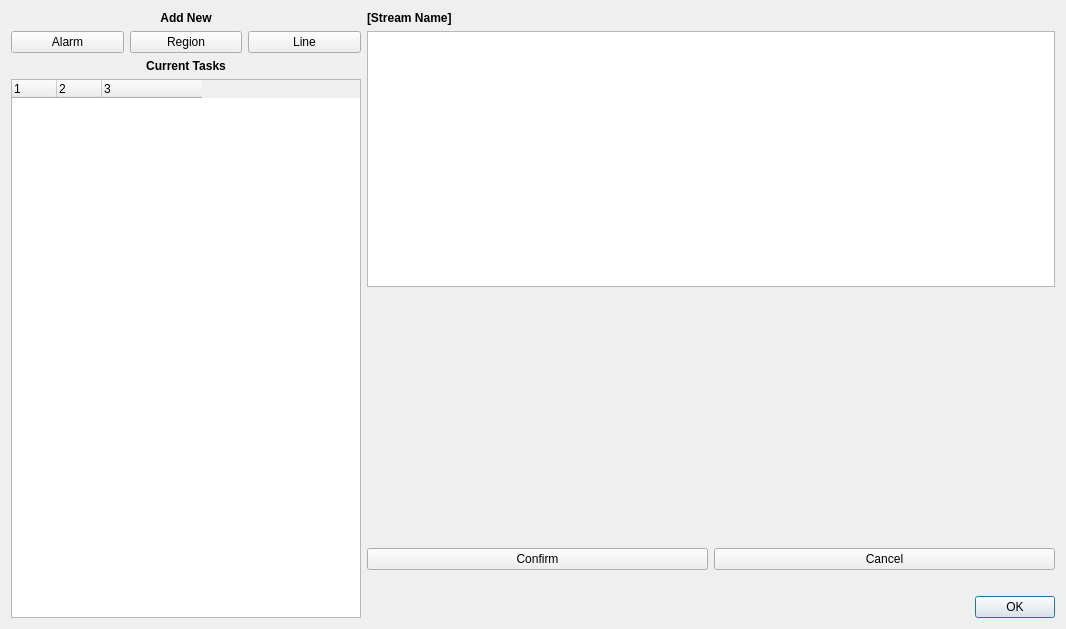
Before: the Qt Designer form brainframe_qt/ui/dialogs/task_configuration/task_configuration.ui in aotuai/brainframe-qt, drawn with Qt 5.
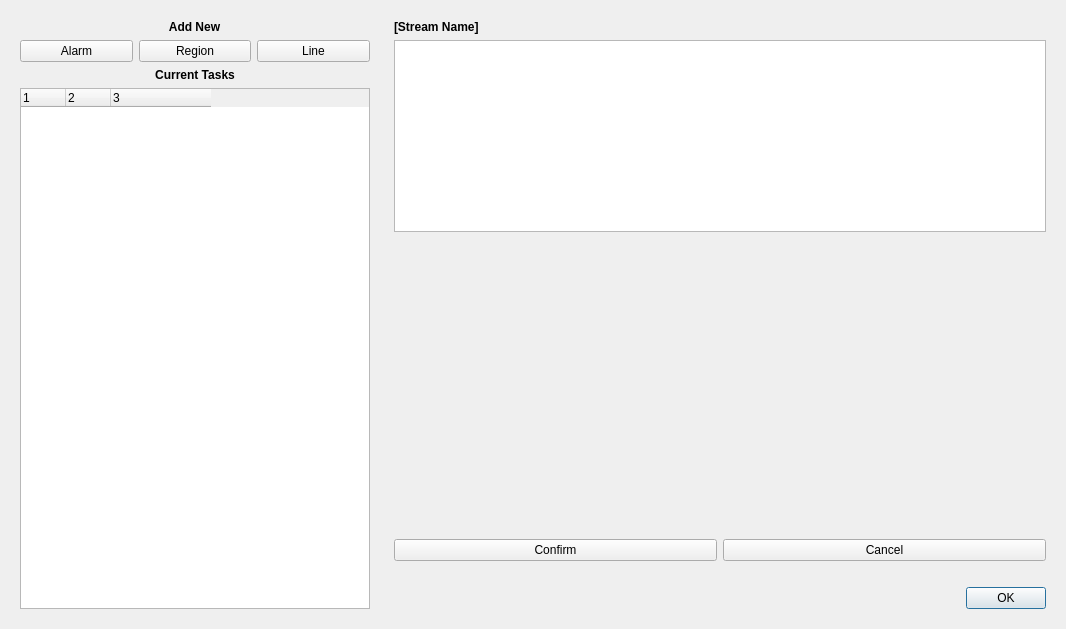
After: the same form once the commit is applied. Custom widgets are drawn as their Qt base class.

Diff of the .ui file:
```diff
--- a/brainframe_qt/ui/dialogs/task_configuration/task_configuration.ui
+++ b/brainframe_qt/ui/dialogs/task_configuration/task_configuration.ui
@@ -13,11 +13,24 @@
   <property name="windowTitle">
    <string>Task Configuration</string>
   </property>
-  <layout class="QHBoxLayout" name="horizontalLayout" stretch="0,1">
+  <layout class="QHBoxLayout" name="horizontalLayout" stretch="0,0">
    <item>
+    <widget class="QWidget" name="sidebar_container" native="true">
+     <property name="sizePolicy">
+      <sizepolicy hsizetype="Fixed" vsizetype="Preferred">
+       <horstretch>0</horstretch>
+       <verstretch>0</verstretch>
+      </sizepolicy>
+     </property>
     <layout class="QVBoxLayout" name="sidebar_layout">
-     <item>
+      <item alignment="Qt::AlignHCenter">
       <widget class="QLabel" name="add_new_label">
+        <property name="sizePolicy">
+         <sizepolicy hsizetype="Maximum" vsizetype="Preferred">
+          <horstretch>0</horstretch>
+          <verstretch>0</verstretch>
+         </sizepolicy>
+        </property>
        <property name="font">
         <font>
          <weight>75</weight>
@@ -57,10 +70,10 @@
        </item>
       </layout>
      </item>
-     <item>
+      <item alignment="Qt::AlignHCenter">
       <widget class="QLabel" name="current_tasks_label">
        <property name="sizePolicy">
-        <sizepolicy hsizetype="Preferred" vsizetype="Preferred">
+         <sizepolicy hsizetype="Maximum" vsizetype="Preferred">
          <horstretch>0</horstretch>
          <verstretch>0</verstretch>
         </sizepolicy>
@@ -82,7 +95,7 @@
      <item>
       <widget class="ZoneList" name="zone_list">
        <property name="sizePolicy">
-        <sizepolicy hsizetype="Preferred" vsizetype="Expanding">
+         <sizepolicy hsizetype="Fixed" vsizetype="Expanding">
          <horstretch>0</horstretch>
          <verstretch>0</verstretch>
         </sizepolicy>
@@ -93,9 +106,12 @@
          <height>0</height>
         </size>
        </property>
-       <attribute name="headerMinimumSectionSize">
-        <number>0</number>
-       </attribute>
+        <property name="maximumSize">
+         <size>
+          <width>100</width>
+          <height>16777215</height>
+         </size>
+        </property>
        <attribute name="headerDefaultSectionSize">
         <number>45</number>
        </attribute>
@@ -120,8 +136,16 @@
       </widget>
      </item>
     </layout>
+    </widget>
    </item>
    <item>
+    <widget class="QWidget" name="video_container" native="true">
+     <property name="sizePolicy">
+      <sizepolicy hsizetype="Expanding" vsizetype="Preferred">
+       <horstretch>0</horstretch>
+       <verstretch>0</verstretch>
+      </sizepolicy>
+     </property>
     <layout class="QVBoxLayout" name="video_layout">
      <item>
       <widget class="QLabel" name="stream_name_label">
@@ -142,7 +166,7 @@
        </property>
       </widget>
      </item>
-     <item>
+      <item alignment="Qt::AlignTop">
       <widget class="VideoTaskConfig" name="video_task_config">
        <property name="alignment">
         <set>Qt::AlignBottom|Qt::AlignHCenter</set>
@@ -201,20 +225,7 @@
      </item>
      <item>
       <layout class="QHBoxLayout" name="horizontalLayout_2">
-       <item>
-        <spacer name="horizontalSpacer">
-         <property name="orientation">
-          <enum>Qt::Horizontal</enum>
-         </property>
-         <property name="sizeHint" stdset="0">
-          <size>
-           <width>40</width>
-           <height>20</height>
-          </size>
-         </property>
-        </spacer>
-       </item>
-       <item>
+        <item alignment="Qt::AlignRight">
         <widget class="QDialogButtonBox" name="dialog_button_box">
          <property name="sizePolicy">
           <sizepolicy hsizetype="Fixed" vsizetype="Fixed">
@@ -230,6 +241,7 @@
       </layout>
      </item>
     </layout>
+    </widget>
    </item>
   </layout>
  </widget>
```
Left out of the diff: 118 changed lines with no effect on the pictures. Lines whose indentation alone changed are shown as unchanged.
